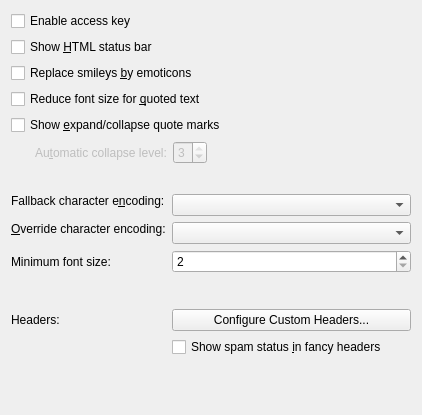
This is messageviewer/ui/settings.ui in KDE/kdepim as Qt 5 draws it before an edit. The edited form follows.
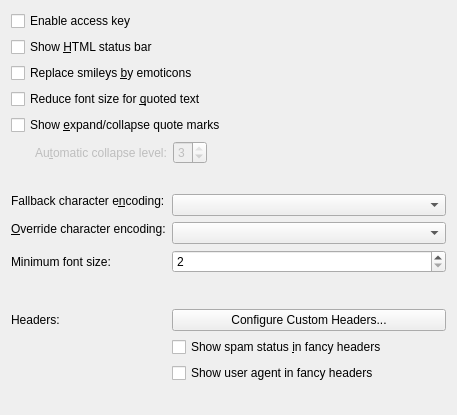
This is the edited form. Custom widgets are drawn as their Qt base class.

Commit message: Allow to configure "show user agent"

```diff
--- a/messageviewer/ui/settings.ui
+++ b/messageviewer/ui/settings.ui
@@ -23,7 +23,7 @@
    <rect>
     <x>0</x>
     <y>0</y>
-    <width>422</width>
+    <width>457</width>
     <height>415</height>
    </rect>
   </property>
@@ -262,6 +262,13 @@
        </property>
       </widget>
      </item>
+     <item row="6" column="1">
+      <widget class="QCheckBox" name="kcfg_ShowUserAgent">
+       <property name="text">
+        <string>Show user agent in fancy headers</string>
+       </property>
+      </widget>
+     </item>
     </layout>
    </item>
    <item>
```
Left out of the diff: 1 changed line with no effect on the pictures.
